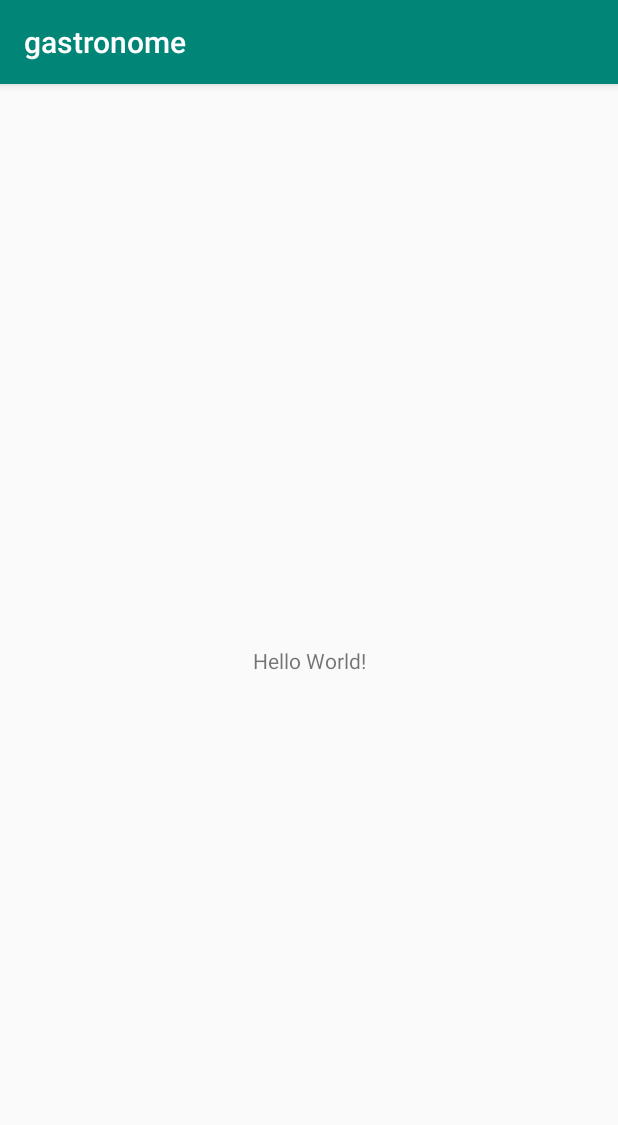
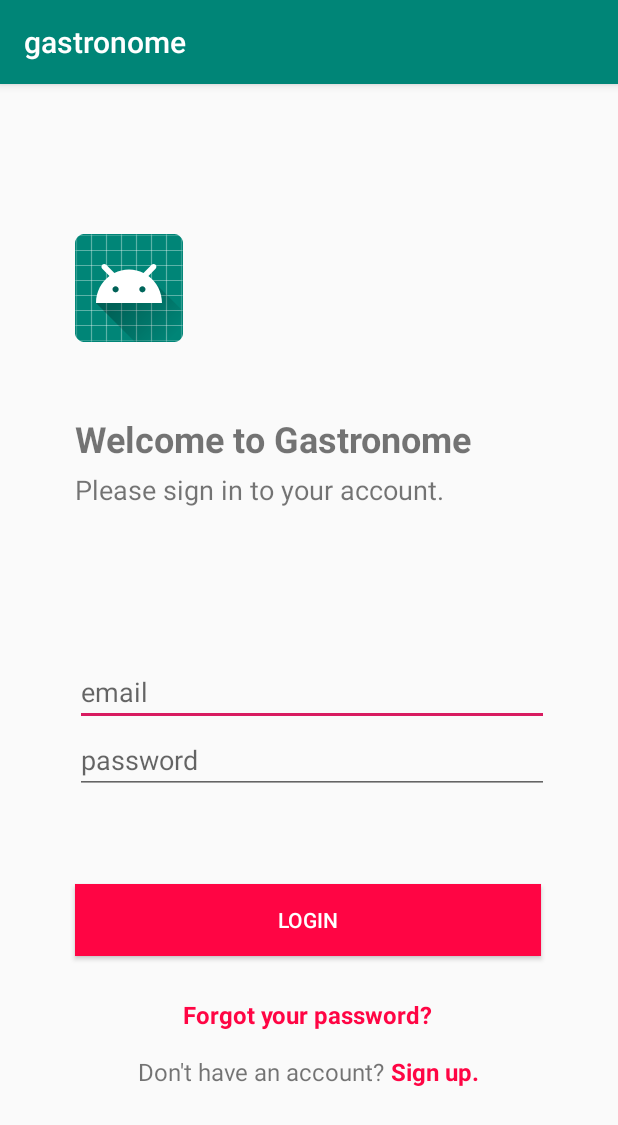
Before and after one commit to gastronomecc/gastronome-app, an Android app: the screen it shows after launch (MainActivity), on a phone screen of 412 x 824 dp. Shown: the top 1125 px of the screen. Run offline under Robolectric (Android 15) with nearby library versions, the phone set to English and light mode, and no system bars.

Commit message:
Login Page UI structure and initialised shape resources

```diff
--- /dev/null
+++ b/app/src/main/res/drawable/shapes.xml
@@ -0,0 +1,7 @@
+<?xml version="1.0" encoding="utf-8"?>
+<selector xmlns:android="http://schemas.android.com/apk/res/android">
+    <shape  android:shape="rectangle">
+        <solid android:color="@android:color/white" />
+        <stroke android:width="1dip" android:color="#4fa5d5"/>
+    </shape>
+</selector>
--- a/app/src/main/res/layout/activity_main.xml
+++ b/app/src/main/res/layout/activity_main.xml
@@ -6,13 +6,130 @@
     android:layout_height="match_parent"
     tools:context=".MainActivity">
 
-    <TextView
+    <ImageView
+        android:id="@+id/imageView"
         android:layout_width="wrap_content"
         android:layout_height="wrap_content"
-        android:text="Hello World!"
-        app:layout_constraintBottom_toBottomOf="parent"
-        app:layout_constraintLeft_toLeftOf="parent"
-        app:layout_constraintRight_toRightOf="parent"
-        app:layout_constraintTop_toTopOf="parent" />
+        android:layout_marginStart="50dp"
+        android:layout_marginTop="100dp"
+        android:contentDescription="Gastronome logo"
+        app:layout_constraintStart_toStartOf="parent"
+        app:layout_constraintTop_toTopOf="parent"
+        app:srcCompat="@mipmap/ic_launcher" />
 
+    <TextView
+        android:id="@+id/tvWelcomeSign"
+        android:layout_width="wrap_content"
+        android:layout_height="wrap_content"
+        android:layout_marginTop="48dp"
+        android:fontFamily="sans-serif"
+        android:text="Welcome to Gastronome"
+        android:textSize="24sp"
+        android:textStyle="bold"
+        app:layout_constraintStart_toStartOf="@+id/imageView"
+        app:layout_constraintTop_toBottomOf="@+id/imageView" />
+
+    <TextView
+        android:id="@+id/tvPleaseSignIn"
+        android:layout_width="0dp"
+        android:layout_height="wrap_content"
+        android:layout_marginTop="5dp"
+        android:text="Please sign in to your account."
+        android:textSize="18sp"
+        app:layout_constraintEnd_toEndOf="@+id/tvWelcomeSign"
+        app:layout_constraintStart_toStartOf="@+id/tvWelcomeSign"
+        app:layout_constraintTop_toBottomOf="@+id/tvWelcomeSign" />
+
+    <TableLayout
+        android:id="@+id/tableLayout"
+        android:layout_width="0dp"
+        android:layout_height="wrap_content"
+        android:layout_marginTop="100dp"
+        android:layout_marginEnd="50dp"
+        android:orientation="vertical"
+        app:layout_constraintEnd_toEndOf="parent"
+        app:layout_constraintStart_toStartOf="@+id/tvPleaseSignIn"
+        app:layout_constraintTop_toBottomOf="@+id/tvPleaseSignIn">
+
+        <TableRow
+            android:layout_width="match_parent"
+            android:layout_height="match_parent"
+            android:layout_weight="50">
+
+            <EditText
+                android:id="@+id/etUserEmail"
+                android:layout_width="match_parent"
+                android:layout_height="match_parent"
+                android:ems="15"
+                android:hint="email"
+                android:inputType="textWebEmailAddress"
+                android:textSize="18sp" />
+        </TableRow>
+
+        <TableRow
+            android:layout_width="match_parent"
+            android:layout_height="match_parent"
+            android:layout_weight="50">
+
+            <EditText
+                android:id="@+id/etUserPassword"
+                android:layout_width="match_parent"
+                android:layout_height="match_parent"
+                android:ems="15"
+                android:hint="password"
+                android:inputType="textPassword"
+                android:textSize="18sp" />
+        </TableRow>
+    </TableLayout>
+
+    <Button
+        android:id="@+id/button"
+        android:layout_width="0dp"
+        android:layout_height="wrap_content"
+        android:layout_marginTop="60dp"
+        android:layout_marginEnd="1dp"
+        android:background="#ff0544"
+        android:text="Login"
+        android:textColor="#ffffff"
+        app:layout_constraintEnd_toEndOf="@+id/tableLayout"
+        app:layout_constraintStart_toStartOf="@+id/tableLayout"
+        app:layout_constraintTop_toBottomOf="@+id/tableLayout" />
+
+    <TextView
+        android:id="@+id/tvForgotPassword"
+        android:layout_width="wrap_content"
+        android:layout_height="wrap_content"
+        android:layout_marginTop="28dp"
+        android:text="Forgot your password?"
+        android:textColor="#ff0544"
+        android:textSize="16sp"
+        android:textStyle="bold"
+        app:layout_constraintEnd_toEndOf="@+id/button"
+        app:layout_constraintStart_toStartOf="@+id/button"
+        app:layout_constraintTop_toBottomOf="@+id/button" />
+
+    <TextView
+        android:id="@+id/tvNoAccount"
+        android:layout_width="wrap_content"
+        android:layout_height="wrap_content"
+        android:layout_marginTop="16dp"
+        android:text="Don't have an account?"
+        android:textSize="16sp"
+        app:layout_constraintEnd_toStartOf="@+id/tvPromptSignUp"
+        app:layout_constraintHorizontal_chainStyle="spread_inside"
+        app:layout_constraintStart_toStartOf="@+id/tvForgotPassword"
+        app:layout_constraintTop_toBottomOf="@+id/tvForgotPassword" />
+
+    <TextView
+        android:id="@+id/tvPromptSignUp"
+        android:layout_width="wrap_content"
+        android:layout_height="wrap_content"
+        android:text=" Sign up."
+        android:textColor="#ff0544"
+        android:textSize="16sp"
+        android:textStyle="bold"
+        app:layout_constraintBottom_toBottomOf="@+id/tvNoAccount"
+        app:layout_constraintEnd_toEndOf="@+id/tvForgotPassword"
+        app:layout_constraintStart_toEndOf="@+id/tvNoAccount"
+        app:layout_constraintTop_toTopOf="@+id/tvNoAccount" />
 </android.support.constraint.ConstraintLayout>
```
